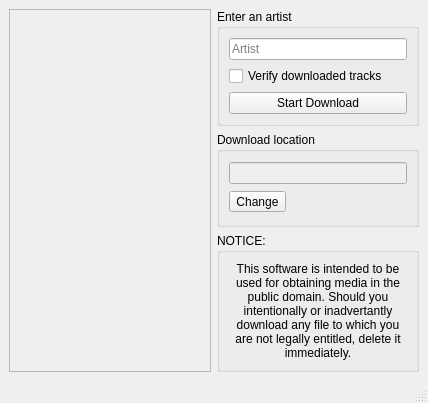
First picture: the form in Ui/top10.ui, repository Fruity-Grebbles/top10, before the edit.
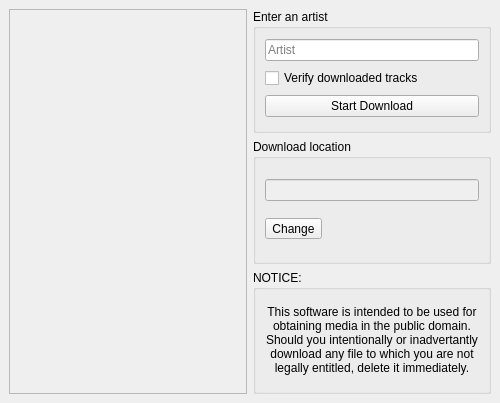
Second picture: the form after the edit.

Commit message: BROKEN: Cleaned up Ui components and added statusbar to the main Ui

The edit to the form file:
```diff
--- a/Ui/top10.ui
+++ b/Ui/top10.ui
@@ -6,13 +6,13 @@
    <rect>
     <x>0</x>
     <y>0</y>
-    <width>428</width>
+    <width>500</width>
     <height>403</height>
    </rect>
   </property>
   <property name="minimumSize">
    <size>
-    <width>428</width>
+    <width>500</width>
     <height>403</height>
    </size>
   </property>
@@ -33,12 +33,25 @@
           <rect>
            <x>0</x>
            <y>0</y>
-           <width>173</width>
-           <height>360</height>
+           <width>232</width>
+           <height>379</height>
           </rect>
          </property>
-         <zorder>lineEdit</zorder>
-         <zorder>verticalLayoutWidget</zorder>
+         <layout class="QVBoxLayout" name="verticalLayout_7">
+          <item>
+           <spacer name="verticalSpacer">
+            <property name="orientation">
+             <enum>Qt::Vertical</enum>
+            </property>
+            <property name="sizeHint" stdset="0">
+             <size>
+              <width>20</width>
+              <height>358</height>
+             </size>
+            </property>
+           </spacer>
+          </item>
+         </layout>
         </widget>
        </widget>
       </item>
@@ -152,7 +165,6 @@
     </item>
    </layout>
   </widget>
-  <widget class="QStatusBar" name="statusbar"/>
  </widget>
  <resources>
   <include location="resources.qrc"/>
```
Left out of the diff: 10 changed lines with no effect on the pictures. The commit also changes 5 other files.
